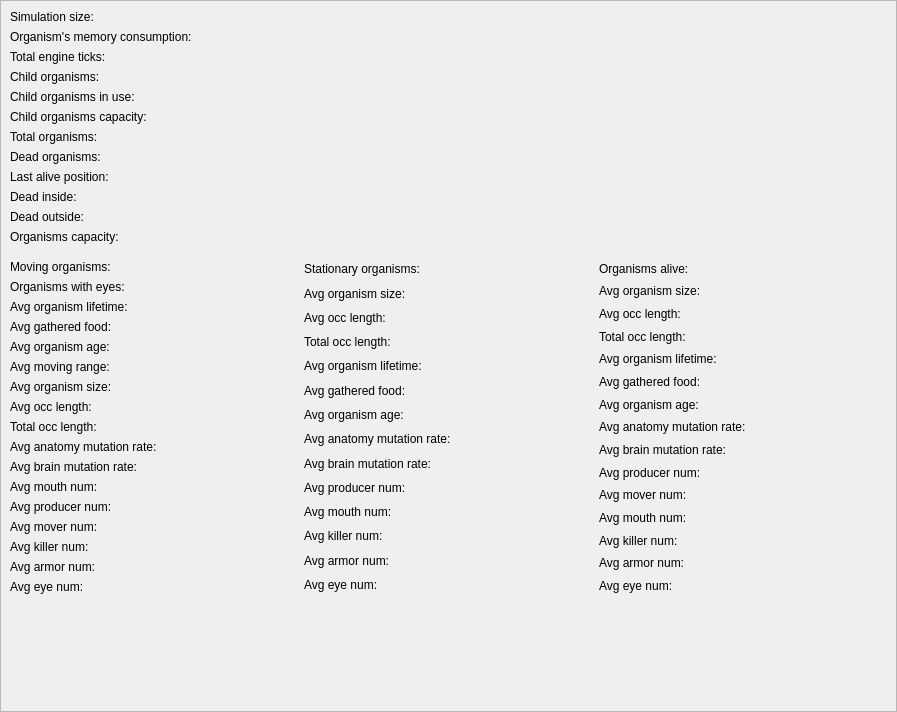
First picture: the form in Source/UiFiles/statistics.ui, repository SuperSpaceEye/LifeEngineExtended, before the edit.
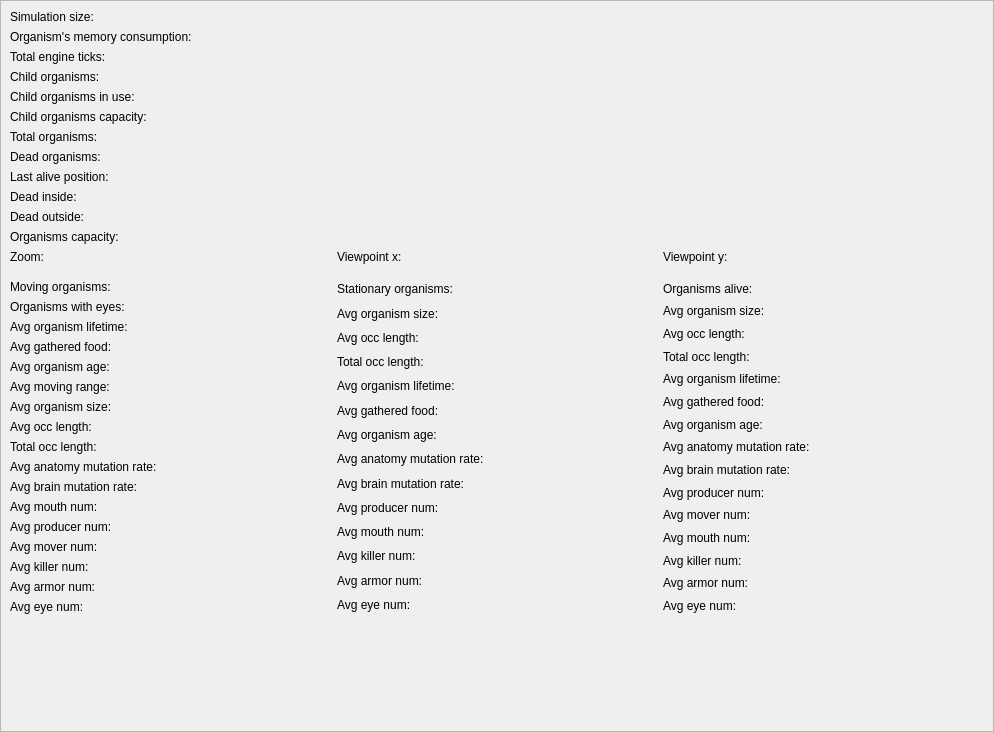
Second picture: the form after the edit.

Commit message: Updated recording: updated image compilation, made mode for arbitrary viewpoint position/scale.

What changed in the file:
```diff
--- a/Source/UiFiles/statistics.ui
+++ b/Source/UiFiles/statistics.ui
@@ -6,8 +6,8 @@
    <rect>
     <x>0</x>
     <y>0</y>
-    <width>897</width>
-    <height>712</height>
+    <width>994</width>
+    <height>732</height>
    </rect>
   </property>
   <property name="windowTitle">
@@ -45,8 +45,8 @@
        <rect>
         <x>0</x>
         <y>0</y>
-        <width>895</width>
-        <height>710</height>
+        <width>992</width>
+        <height>730</height>
        </rect>
       </property>
       <property name="sizePolicy">
@@ -170,6 +170,31 @@
             </property>
            </widget>
           </item>
+          <item>
+           <layout class="QHBoxLayout" name="horizontalLayout">
+            <item>
+             <widget class="QLabel" name="lb_zoom">
+              <property name="text">
+               <string>Zoom:</string>
+              </property>
+             </widget>
+            </item>
+            <item>
+             <widget class="QLabel" name="lb_viewpoint_x">
+              <property name="text">
+               <string>Viewpoint x:</string>
+              </property>
+             </widget>
+            </item>
+            <item>
+             <widget class="QLabel" name="lb_viewpoint_y">
+              <property name="text">
+               <string>Viewpoint y:</string>
+              </property>
+             </widget>
+            </item>
+           </layout>
+          </item>
           <item>
            <spacer name="verticalSpacer">
             <property name="orientation">
```
The commit also changes 18 other files.
